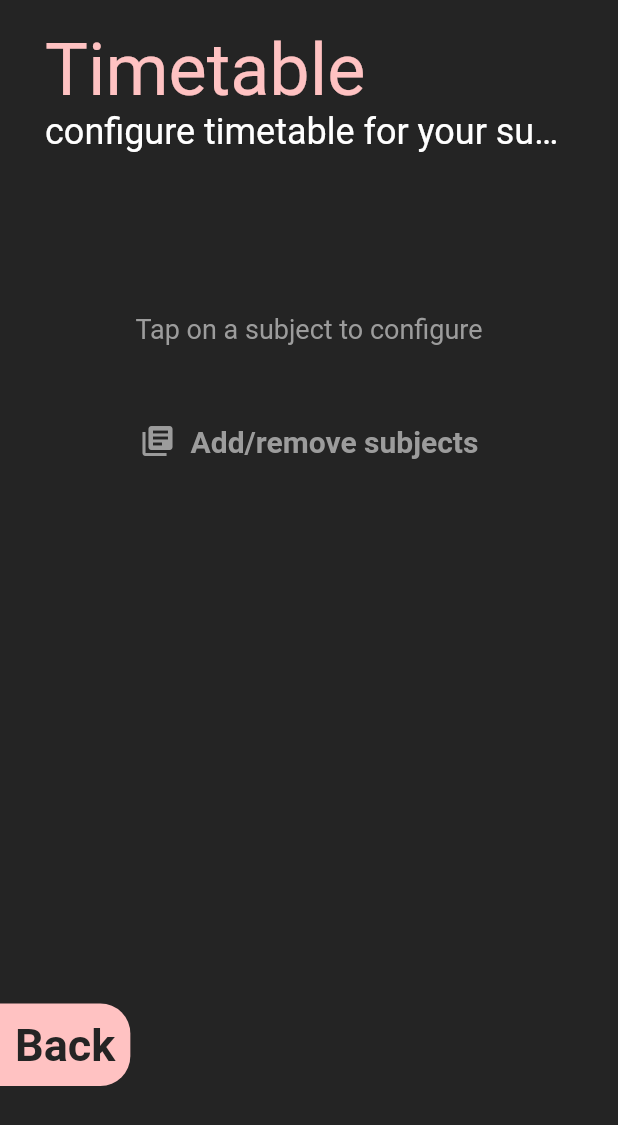
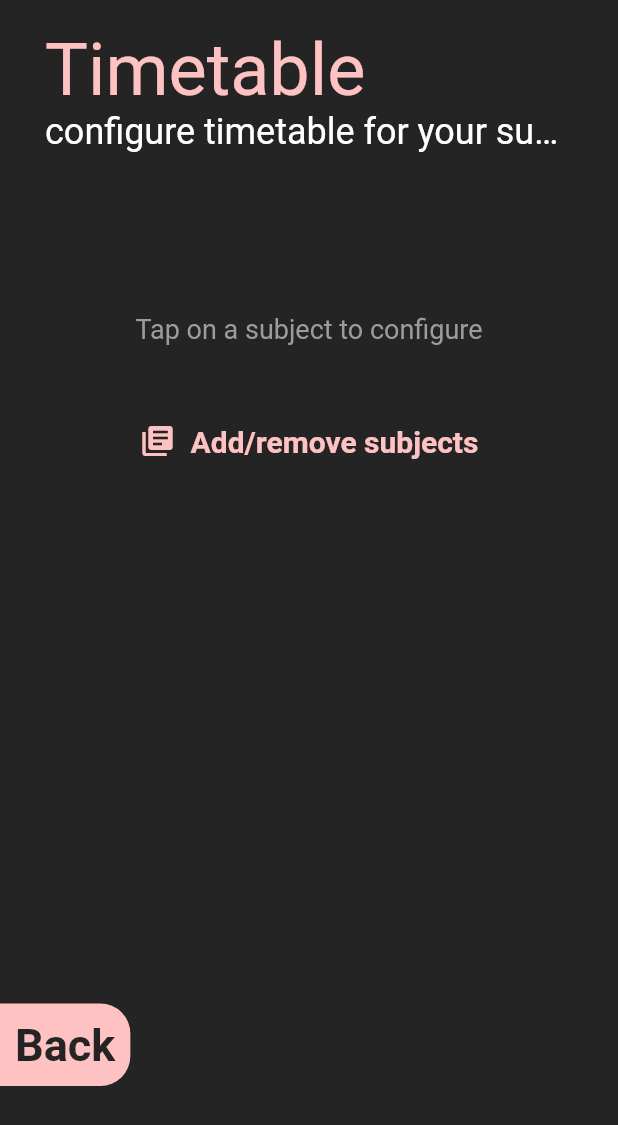
Before and after one commit to krispykalsi/pretend, a Flutter app: the TimetableSetupStatusPage screen opened directly with empty values, on a phone screen of 412 x 824 dp. Shown: the top 1125 px of the screen. Run offline on Flutter 3.47's test engine with Material 2 defaults, Android fonts, the phone set to English and light mode, and no system bars; our stand-ins replace auto_route, bloc, dartz, equatable, flutter_bloc, get_it and 3 more; accounts and stored records are empty.

Commit message:
change Add/remove subjects color (SECONDARY -> ACCENT)

```diff
--- a/lib/presentation/setup/timetable/timetable_setup_status_page.dart
+++ b/lib/presentation/setup/timetable/timetable_setup_status_page.dart
@@ -134,7 +134,7 @@ class _TimetableSetupStatusPageState extends State<TimetableSetupStatusPage> {
                 fontWeight: FontWeight.bold,
                 fontSize: 20,
               )),
-              foregroundColor: MaterialStateProperty.all(AppColors.SECONDARY),
+              foregroundColor: MaterialStateProperty.all(AppColors.ACCENT),
               splashFactory: NoSplash.splashFactory,
             ),
             child: Row(
```
